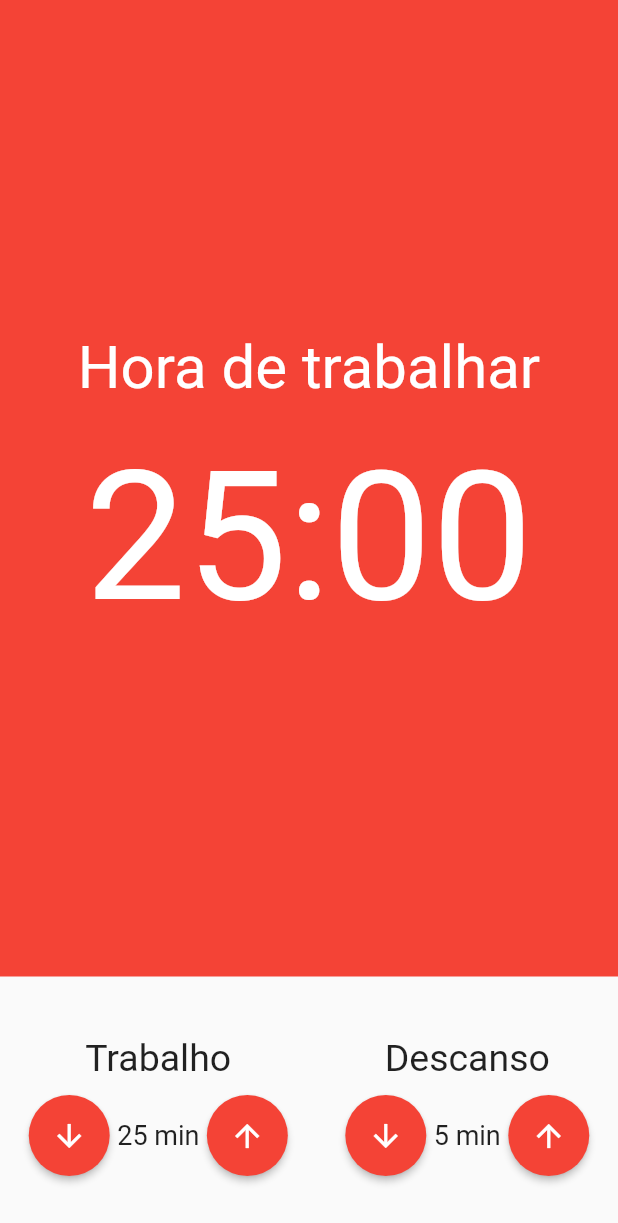
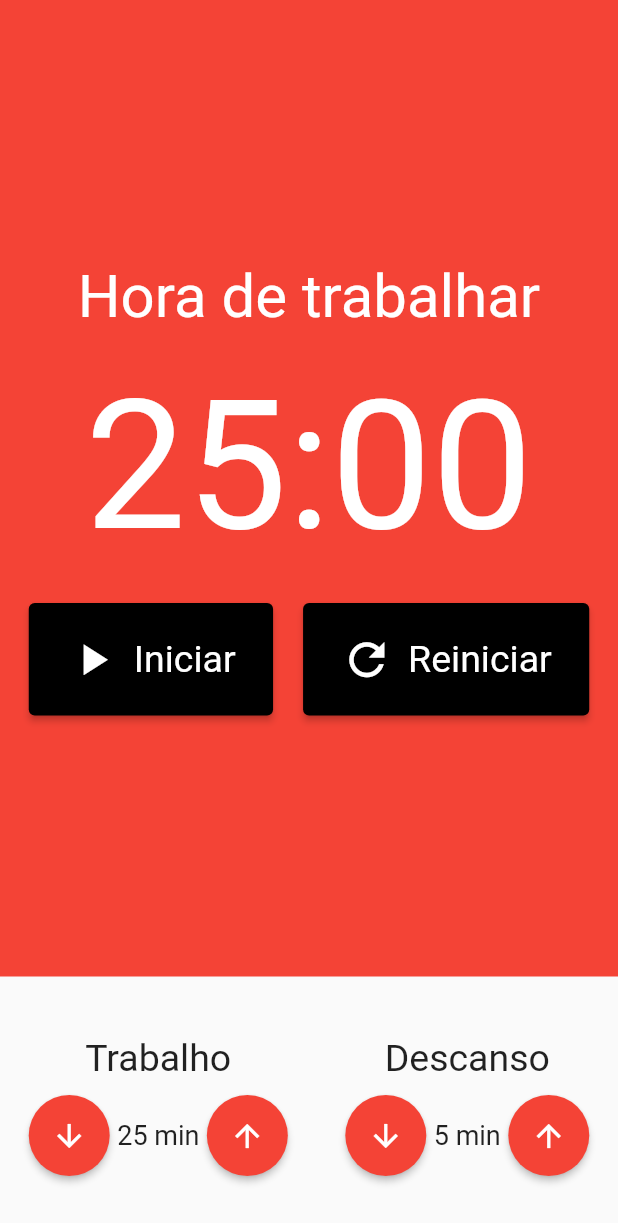
Before and after one commit to oscarbfs/Pomodoro_mobx, a Flutter app: the screen it shows after launch, on a phone screen of 412 x 824 dp. Shown: the top 1223 px of the screen. Run offline on Flutter 3.47's test engine with Material 2 defaults, Android fonts, the phone set to English and light mode, and no system bars; our stand-ins replace mobx; generated files the repository leaves out were written again.

Commit message:
Componente Botão Cronômetro

```diff
--- a/lib/components/cronometro.dart
+++ b/lib/components/cronometro.dart
@@ -1,4 +1,5 @@
 import 'package:flutter/material.dart';
+import 'package:pomodoro/components/cronometro_botao.dart';
 
 class Cronometro extends StatelessWidget {
   const Cronometro({Key? key}) : super(key: key);
@@ -24,6 +25,33 @@ class Cronometro extends StatelessWidget {
               fontSize: 120,
               color: Colors.white,
             ),
+          ),
+          SizedBox(height: 20),
+          Row(
+            mainAxisAlignment: MainAxisAlignment.center,
+            children: const [
+              Padding(
+                padding: const EdgeInsets.only(right: 10),
+                child: CronometroButao(
+                  texto: 'Iniciar',
+                  icone: Icons.play_arrow,
+                ),
+              ),
+              // Padding(
+              // padding: const EdgeInsets.only(right: 10),
+              //   child: CronometroButao(
+              //     texto: 'Parar',
+              //     icone: Icons.stop,
+              //   ),
+              // ),
+              Padding(
+                padding: const EdgeInsets.only(left: 10),
+                child: CronometroButao(
+                  texto: 'Reiniciar',
+                  icone: Icons.refresh,
+                ),
+              ),
+            ],
           )
         ],
       ),
--- /dev/null
+++ b/lib/components/cronometro_botao.dart
@@ -0,0 +1,41 @@
+import 'package:flutter/material.dart';
+
+class CronometroButao extends StatelessWidget {
+  final String texto;
+  final IconData icone;
+
+  const CronometroButao({
+    Key? key,
+    required this.texto,
+    required this.icone,
+  }) : super(key: key);
+
+  @override
+  Widget build(BuildContext context) {
+    return ElevatedButton(
+      style: ElevatedButton.styleFrom(
+        primary: Colors.black,
+        padding: EdgeInsets.symmetric(
+          vertical: 20,
+          horizontal: 25,
+        ),
+        textStyle: TextStyle(
+          fontSize: 25,
+        ),
+      ),
+      onPressed: () {},
+      child: Row(
+        children: [
+          Padding(
+            padding: const EdgeInsets.only(right: 10),
+            child: Icon(
+              icone,
+              size: 35,
+            ),
+          ),
+          Text(texto),
+        ],
+      ),
+    );
+  }
+}
```
